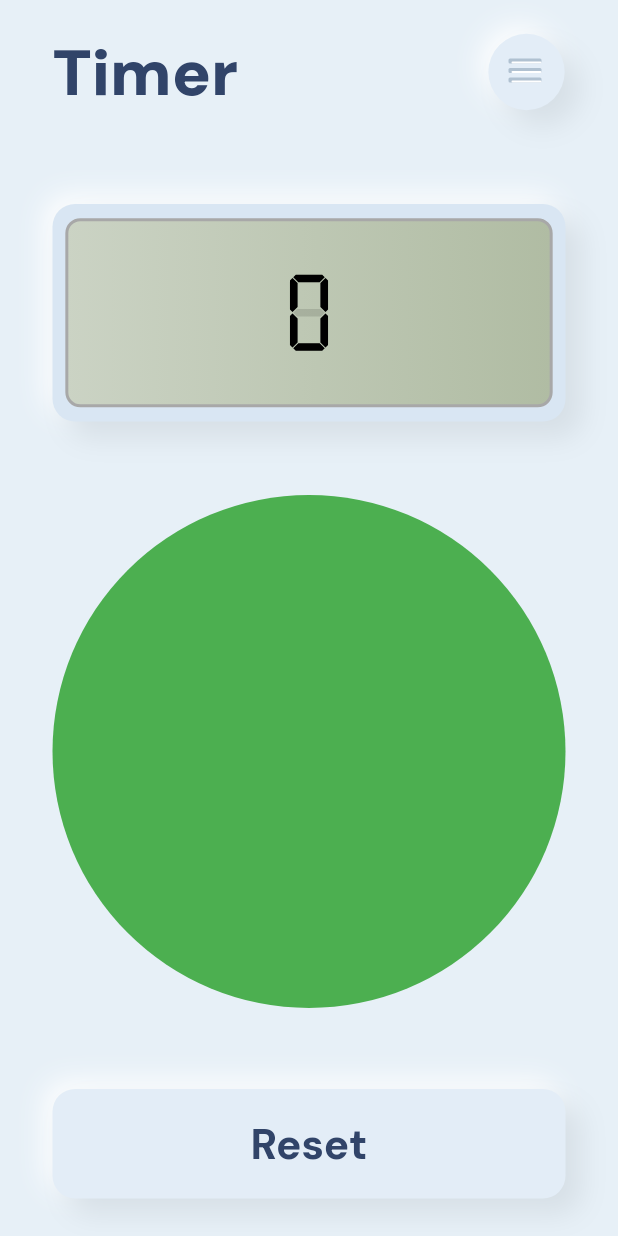
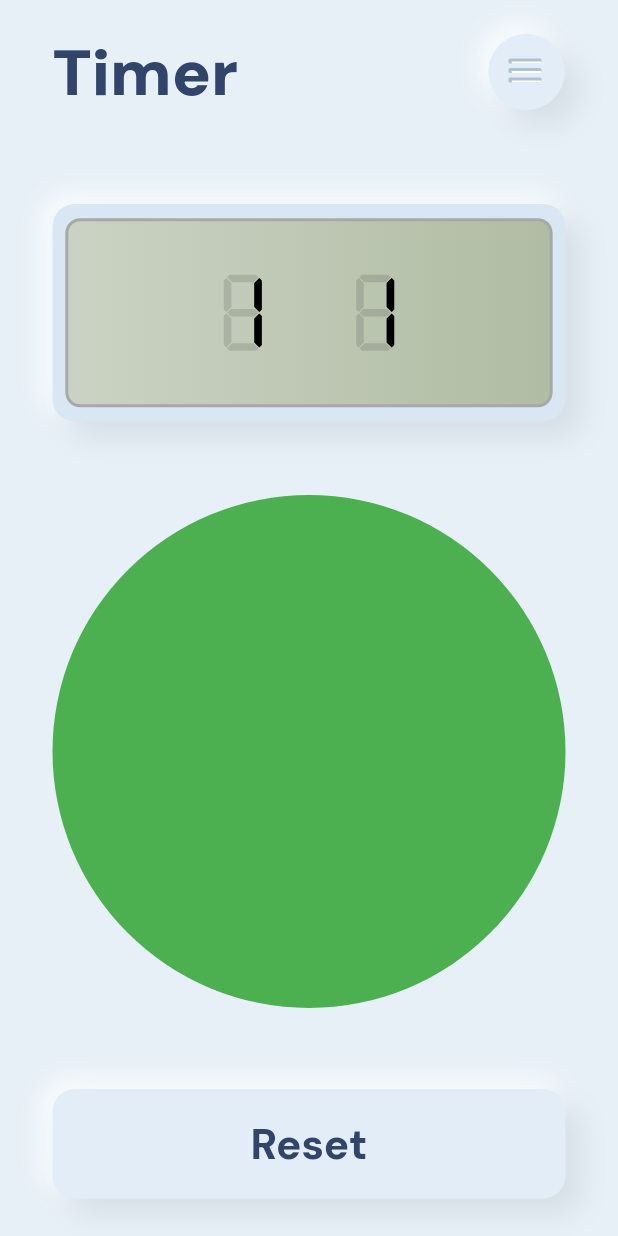
Before and after one commit to happyharis/neumorphic, a Flutter app: the screen it shows after launch, on a phone screen of 412 x 824 dp. Run offline on Flutter 3.47's test engine with Material 2 defaults, Android fonts, the phone set to English and light mode, and no system bars; our stand-ins replace google_fonts.

Commit message:
✨ Add digital clock

```diff
--- a/lib/timer/neu_digital_clock.dart
+++ b/lib/timer/neu_digital_clock.dart
@@ -45,22 +45,59 @@ class NeuDigitalClock extends StatelessWidget {
                 width: 2,
               ),
             ),
-            child: Center(
-              child: Container(
-                // color: Colors.green,
-                height: constraints.maxHeight * 0.47,
-                width: constraints.maxWidth * 0.70,
-                child: Row(
-                  mainAxisAlignment: MainAxisAlignment.spaceEvenly,
-                  children: [
-                    DigitalNumberWithBG(
-                      height: constraints.maxHeight * 0.35,
-                    ),
-                  ],
-                ),
-              ),
+            child: DigitalClock(
+              height: constraints.maxHeight,
+              width: constraints.maxWidth,
+              hours: 11,
             ),
           ),
+        ),
+      ),
+    );
+  }
+}
+
+class DigitalClock extends StatelessWidget {
+  const DigitalClock({
+    Key key,
+    @required this.height,
+    @required this.width,
+    this.hours,
+    this.minutes,
+    this.seconds,
+  }) : super(key: key);
+
+  final num height;
+  final num width;
+  final int hours;
+  final int minutes;
+  final int seconds;
+
+  @override
+  Widget build(BuildContext context) {
+    final isHourTwoDigits = hours.toString().length == 2;
+    final firstDigit = int.parse(hours.toString()[0]);
+    final tenthHour = isHourTwoDigits ? firstDigit : 0;
+    final hour = isHourTwoDigits ? int.parse(hours.toString()[1]) : firstDigit;
+
+    final hourNumber = [
+      DigitalNumberWithBG(
+        height: height * 0.35,
+        value: tenthHour,
+      ),
+      DigitalNumberWithBG(
+        height: height * 0.35,
+        value: hour,
+      ),
+    ];
+    return Center(
+      child: Container(
+        // color: Colors.green,
+        height: height * 0.47,
+        width: width * 0.70,
+        child: Row(
+          mainAxisAlignment: MainAxisAlignment.spaceEvenly,
+          children: [...hourNumber],
         ),
       ),
     );
```
